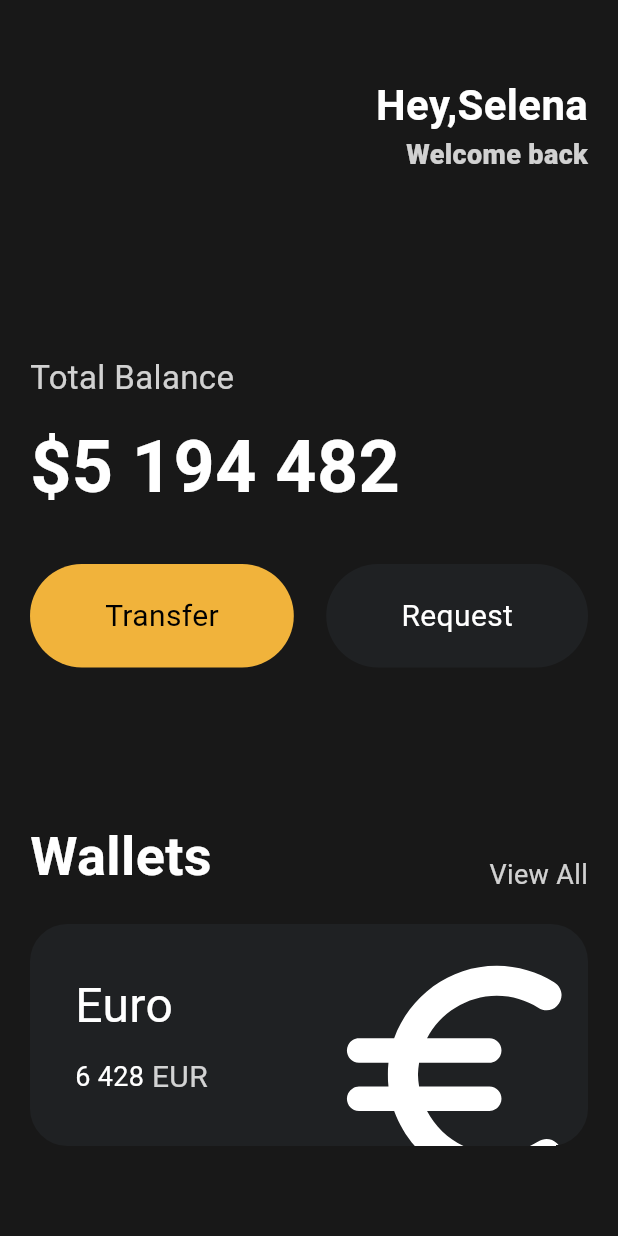
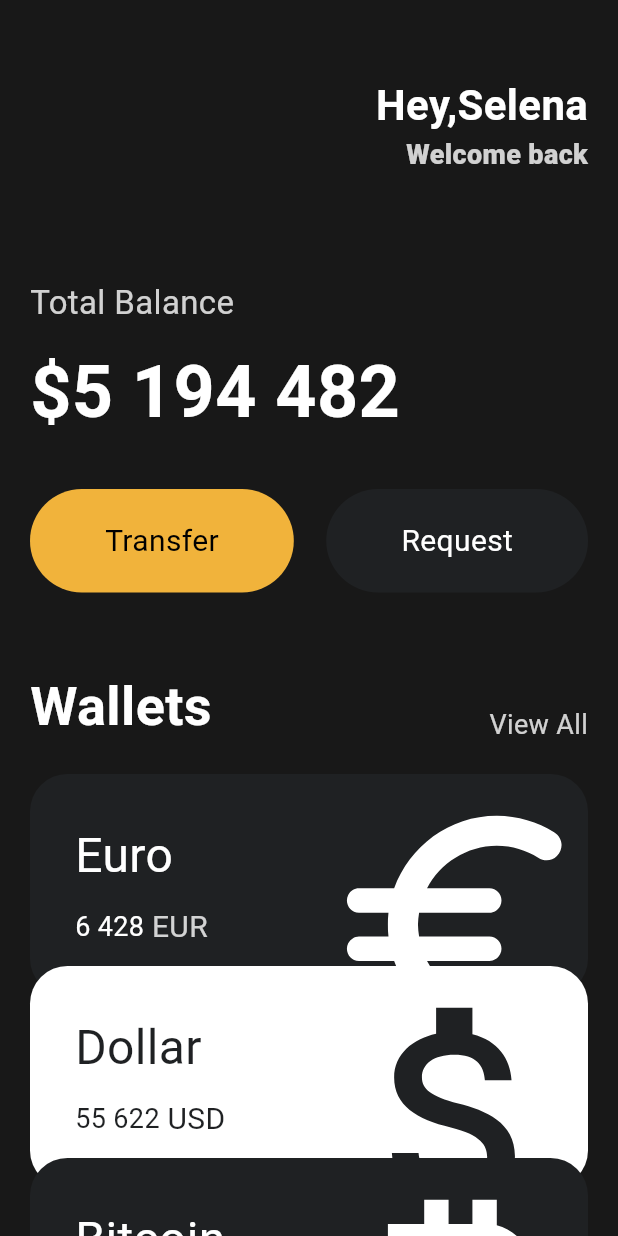
Before and after one commit to Nanioi/NomadCoderChallengeProject, a Flutter app: the screen it shows after launch, on a phone screen of 412 x 824 dp. Run offline on Flutter 3.47's test engine with Material 3 defaults, Android fonts, the phone set to English and light mode, and no system bars.

Commit message:
nomadcoder flutter challenge 3.8 - Reusable Card Widget

```diff
--- a/toonflix/lib/main.dart
+++ b/toonflix/lib/main.dart
@@ -1,5 +1,6 @@
 import 'package:flutter/material.dart';
 import 'package:toonflix/widgets/button.dart';
+import 'package:toonflix/widgets/currency_card.dart';
 
 void main() {
   // dart 모든 프로그램의 시작점
@@ -14,7 +15,8 @@ class MyApp extends StatelessWidget {
     return MaterialApp(
       home: Scaffold(
         backgroundColor: const Color(0xFF181818), // == fromARGB, fromRGBO
-        body: Padding(
+        body: SingleChildScrollView(
+          child: Padding(
             padding: const EdgeInsets.symmetric(horizontal: 20),
             child: Column(
               crossAxisAlignment: CrossAxisAlignment.start,
@@ -50,7 +52,7 @@ class MyApp extends StatelessWidget {
                   ],
                 ),
                 const SizedBox(
-                height: 120,
+                  height: 70,
                 ),
                 Text(
                   'Total Balance',
@@ -87,7 +89,7 @@ class MyApp extends StatelessWidget {
                   ],
                 ),
                 const SizedBox(
-                height: 100,
+                  height: 50,
                 ),
                 Row(
                   mainAxisAlignment: MainAxisAlignment.spaceBetween, // 수평
@@ -108,65 +110,35 @@ class MyApp extends StatelessWidget {
                   ],
                 ),
                 const SizedBox(height: 20),
-              Container(
-                clipBehavior: Clip.hardEdge,
-                decoration: BoxDecoration(
-                  color: const Color(0xFF1F2123),
-                  borderRadius: BorderRadius.circular(25),
+                const CurrencyCard(
+                  name: 'Euro',
+                  code: 'EUR',
+                  amount: '6 428',
+                  icon: Icons.euro_rounded,
+                  isInverted: false,
                 ),
-                child: Padding(
-                  padding: const EdgeInsets.all(30),
-                  child: Row(
-                    mainAxisAlignment: MainAxisAlignment.spaceBetween,
-                    children: [
-                      Column(
-                        crossAxisAlignment: CrossAxisAlignment.start,
-                        children: [
-                          const Text(
-                            'Euro',
-                            style: TextStyle(color: Colors.white, fontSize: 32),
+                Transform.translate(
+                  offset: const Offset(0, -20),
+                  child: const CurrencyCard(
+                    name: 'Dollar',
+                    code: 'USD',
+                    amount: '55 622',
+                    icon: Icons.attach_money_outlined,
+                    isInverted: true,
                   ),
-                          const SizedBox(
-                            height: 10,
                 ),
-                          Row(
-                            children: [
-                              const Text(
-                                '6 428',
-                                style: TextStyle(
-                                    color: Colors.white, fontSize: 18),
-                              ),
-                              const SizedBox(
-                                width: 5,
-                              ),
-                              Text(
-                                'EUR',
-                                style: TextStyle(
-                                    color: Colors.white.withOpacity(0.8),
-                                    fontSize: 20),
-                              ),
-                            ],
-                          )
-                        ],
-                      ),
-                      Transform.scale(
-                        // icon 크기 변경
-                        scale: 2.2,
-                        child: Transform.translate(
-                          // icon 위치 이동
-                          offset: const Offset(-5, 12),
-                          child: const Icon(
-                            Icons.euro_rounded,
-                            color: Colors.white,
-                            size: 88,
-                          ),
+                Transform.translate(
+                  offset: const Offset(0, -40),
+                  child: const CurrencyCard(
+                    name: 'Bitcoin',
+                    code: 'BTC',
+                    amount: '9 785',
+                    icon: Icons.currency_bitcoin,
+                    isInverted: false,
                   ),
                 ),
               ],
             ),
-                ),
-              )
-            ],
           ),
         ),
       ),
--- /dev/null
+++ b/toonflix/lib/widgets/currency_card.dart
@@ -0,0 +1,84 @@
+import 'package:flutter/material.dart';
+
+class CurrencyCard extends StatelessWidget {
+  final String name, code, amount;
+  final IconData icon;
+  final bool isInverted;
+
+  final _blackColor = const Color(0xFF1F2123);
+  const CurrencyCard({
+    super.key,
+    required this.name,
+    required this.code,
+    required this.amount,
+    required this.icon,
+    required this.isInverted,
+  });
+
+  @override
+  Widget build(BuildContext context) {
+    return Container(
+      clipBehavior: Clip.hardEdge, // 넘어가는 모든 것 자르기, default는 none (넘쳐도 괜찮다)
+      decoration: BoxDecoration(
+        color: isInverted ? Colors.white : _blackColor,
+        borderRadius: BorderRadius.circular(25),
+      ),
+      child: Padding(
+        padding: const EdgeInsets.all(30),
+        child: Row(
+          mainAxisAlignment: MainAxisAlignment.spaceBetween,
+          children: [
+            Column(
+              crossAxisAlignment: CrossAxisAlignment.start,
+              children: [
+                Text(
+                  name,
+                  style: TextStyle(
+                      color: isInverted ? _blackColor : Colors.white,
+                      fontSize: 32),
+                ),
+                const SizedBox(
+                  height: 10,
+                ),
+                Row(
+                  children: [
+                    Text(
+                      amount,
+                      style: TextStyle(
+                          color: isInverted ? _blackColor : Colors.white,
+                          fontSize: 18),
+                    ),
+                    const SizedBox(
+                      width: 5,
+                    ),
+                    Text(
+                      code,
+                      style: TextStyle(
+                          color: isInverted
+                              ? _blackColor
+                              : Colors.white.withOpacity(0.8),
+                          fontSize: 20),
+                    ),
+                  ],
+                )
+              ],
+            ),
+            Transform.scale(
+              // icon 크기 변경
+              scale: 2.2, // 원래 크기의 2.2배로 변경, 부모에게 영향X
+              child: Transform.translate(
+                // icon 위치 이동
+                offset: const Offset(-5, 12),
+                child: Icon(
+                  icon,
+                  color: isInverted ? _blackColor : Colors.white,
+                  size: 88,
+                ),
+              ),
+            ),
+          ],
+        ),
+      ),
+    );
+  }
+}
```
Lines whose indentation alone changed are shown as unchanged.
